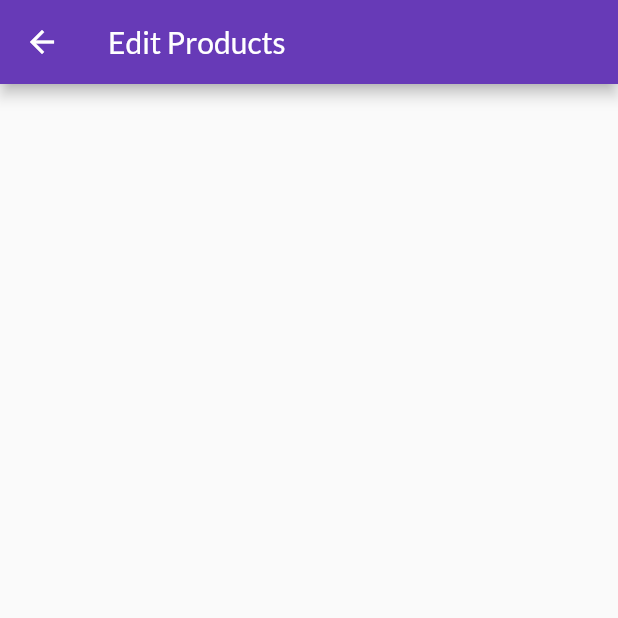
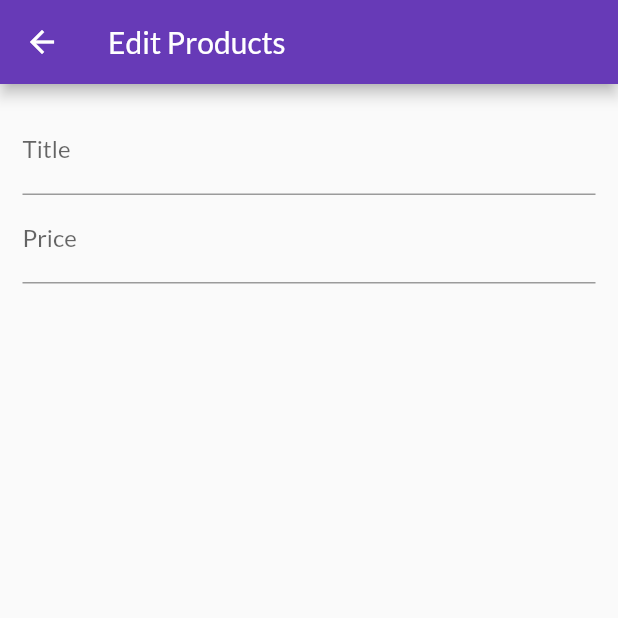
Before and after one commit to aliozer0/Shop-App, a Flutter app: the EditProductScren screen opened directly, on a phone screen of 412 x 824 dp, the top half of it. Run offline on Flutter 3.47's test engine with Material 2 defaults, Android fonts, the phone set to English and light mode, and no system bars; our stand-ins replace badges; network calls fail.

Commit message:
focusNode added and editProductScreen edited

```diff
--- a/lib/main.dart
+++ b/lib/main.dart
@@ -8,6 +8,8 @@ import './providers/products.dart';
 import './providers/orders.dart';
 import './screens/orders_screen.dart';
 import './screens/user_products_screen.dart';
+import './screens/edit_product_screen.dart';
+
 void main() {
   runApp(const MyApp());
 }
@@ -41,7 +43,8 @@ class MyApp extends StatelessWidget {
           ProductDetailScreen.routeNamed: (context) => ProductDetailScreen(),
           CartScreen.routeName: (context) => CartScreen(),
           OrdersScreen.routeName: (context) => OrdersScreen(),
-          UserProductsScreen.routeName:(context) => UserProductsScreen(),
+          UserProductsScreen.routeName: (context) => UserProductsScreen(),
+          EditProductScren.routeName: (context) => EditProductScren(),
         },
       ),
     );
--- a/lib/screens/edit_product_screen.dart
+++ b/lib/screens/edit_product_screen.dart
@@ -3,17 +3,40 @@ import 'package:flutter/src/widgets/framework.dart';
 import 'package:flutter/src/widgets/placeholder.dart';
 
 class EditProductScren extends StatefulWidget {
-  const EditProductScren({super.key});
+  static const routeName = '/edit-product';
 
   @override
   State<EditProductScren> createState() => _EditProductScrenState();
 }
 
 class _EditProductScrenState extends State<EditProductScren> {
+  final _priceFocusNode = FocusNode();
+
   @override
   Widget build(BuildContext context) {
     return Scaffold(
       appBar: AppBar(title: Text('Edit Products')),
+      body: Padding(
+        padding: const EdgeInsets.all(15.0),
+        child: Form(
+            child: ListView(
+          children: [
+            TextFormField(
+              decoration: InputDecoration(labelText: 'Title'),
+              textInputAction: TextInputAction.next,
+              onFieldSubmitted: (_) {
+                FocusScope.of(context).requestFocus(_priceFocusNode);
+              },
+            ),
+            TextFormField(
+              decoration: InputDecoration(labelText: 'Price'),
+              textInputAction: TextInputAction.next,
+              keyboardType: TextInputType.number,
+              focusNode: _priceFocusNode,
+            )
+          ],
+        )),
+      ),
     );
   }
 }
--- a/lib/screens/user_products_screen.dart
+++ b/lib/screens/user_products_screen.dart
@@ -1,7 +1,7 @@
 import 'package:flutter/material.dart';
 import 'package:provider/provider.dart';
+import '../screens/edit_product_screen.dart';
 import 'package:shop/widgets/app_drawer.dart';
-
 import '../providers/products.dart';
 import '../widgets/user_product_item.dart';
 
@@ -16,7 +16,9 @@ class UserProductsScreen extends StatelessWidget {
     return Scaffold(
       appBar: AppBar(title: const Text('Your Products'), actions: [
         IconButton(
-          onPressed: () {},
+          onPressed: () {
+            Navigator.of(context).pushNamed(EditProductScren.routeName);
+          },
           icon: const Icon(Icons.add),
         ),
       ]),
```
